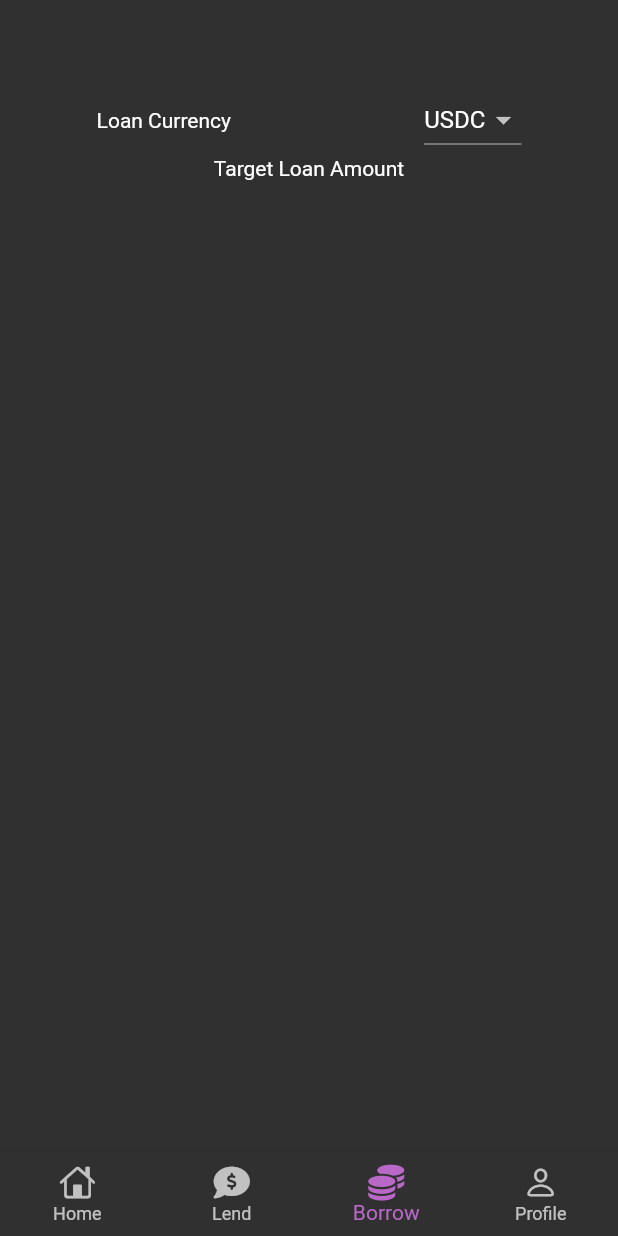
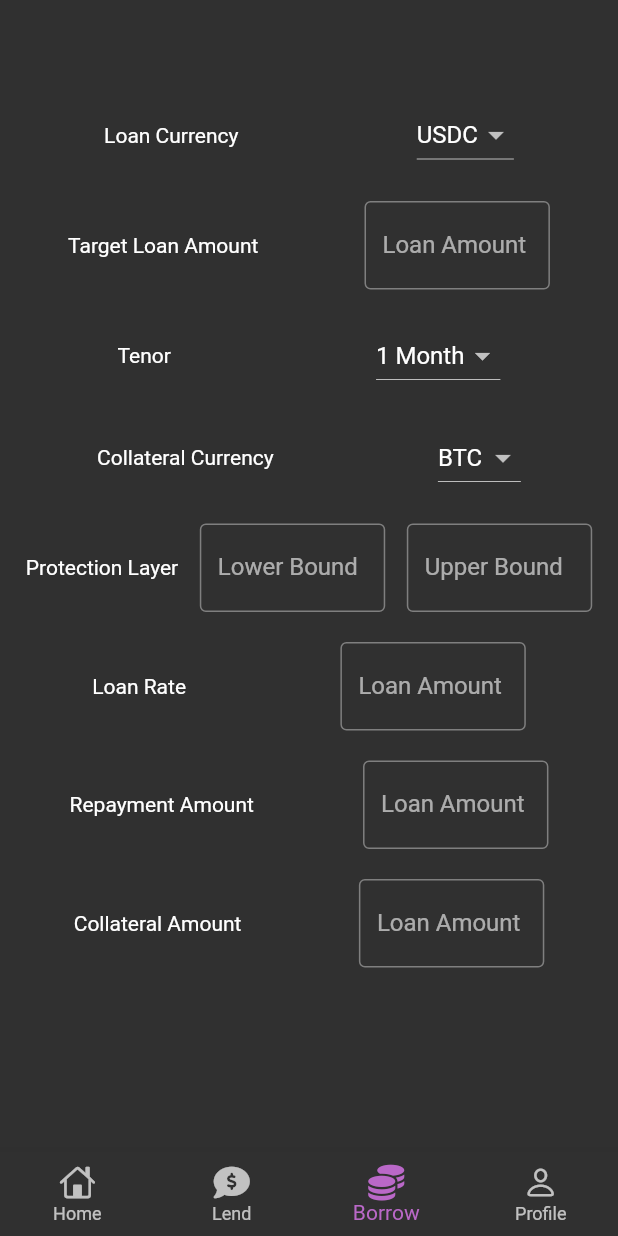
Before and after one commit to Tabasco-DeFi/Cover.fi-IOS-Android, a Flutter app: the screen it shows after launch, item 3 of the bottom bar chosen, on a phone screen of 412 x 824 dp. Run offline on Flutter 3.47's test engine with Material 2 defaults, Android fonts, the phone set to English and light mode, and no system bars; our stand-ins replace font_awesome_flutter, get.

Commit message:
Completed initial layout for borrow page

```diff
--- a/lib/View/borrow_page.dart
+++ b/lib/View/borrow_page.dart
@@ -12,6 +12,8 @@ class BorrowPage extends StatefulWidget {
 class _BorrowPageState extends State<BorrowPage> {
   final stateController = Get.find<BorrowStateController>();
   final List<String> _currencies = ["USDC", "USDT", "DAI"];
+  final List<String> _tenors = ["1 Month", "3 Month", "6 Month"];
+  final List<String> _collateralCurrency = ["BTC", "ETH", "SOL", "BNB"];
 
   // @override
   // void dispose() {
@@ -23,7 +25,9 @@ class _BorrowPageState extends State<BorrowPage> {
   Widget build(BuildContext context) {
     return Column(
       children: <Widget>[
-        Row(
+        Padding(
+          padding: EdgeInsets.all(10),
+          child: Row(
             mainAxisAlignment: MainAxisAlignment.spaceAround,
             children: <Widget>[
               const Text("Loan Currency"),
@@ -37,28 +41,174 @@ class _BorrowPageState extends State<BorrowPage> {
               ),
             ],
           ),
-        Row(
+        ),
+        Padding(
+          padding: EdgeInsets.all(10),
+          child: Row(
             mainAxisAlignment: MainAxisAlignment.spaceAround,
             children: <Widget>[
               const Text("Target Loan Amount"),
-            // Flexible(
-            //   child: SizedBox(
-            //     width: MediaQuery.of(context).size.height * 0.15,
-            //     child: TextField(
-            //       obscureText: true,
-            //       decoration: const InputDecoration(
-            //         border: OutlineInputBorder(),
-            //         labelText: "Loan Amount"
-            //       ),
-            //       controller: stateController.textEditingController.value,
-            //       onSubmitted: (String value){
-            //         print(value);
-            //       },
-            //     ),
-            //   ),
-            // )
+              Flexible(
+                child: SizedBox(
+                  width: MediaQuery.of(context).size.height * 0.15,
+                  child: TextField(
+                    // obscureText: true,
+                    decoration: const InputDecoration(
+                      border: OutlineInputBorder(),
+                      labelText: "Loan Amount"
+                    ),
+                    controller: stateController.textEditingController.value,
+                    onSubmitted: (String value){},
+                  ),
+                ),
+              )
             ],
+          ),
+        ),
+        Padding(
+          padding: EdgeInsets.all(10),
+          child: Row(
+            mainAxisAlignment: MainAxisAlignment.spaceAround,
+            children: <Widget>[
+              const Text("Tenor"),
+              DropdownButton<String>(
+                onChanged: (String? value) {},
+                value: _tenors[0],
+                items: _tenors.map((String currency) {
+                  return DropdownMenuItem<String>(
+                      value: currency, child: Text(currency));
+                }).toList(),
+              ),
+            ],
+          ),
+        ),
+        Padding(
+          padding: EdgeInsets.all(10),
+          child: Row(
+            mainAxisAlignment: MainAxisAlignment.spaceAround,
+            children: <Widget>[
+              const Text("Collateral Currency"),
+              DropdownButton<String>(
+                focusColor: Colors.purple[300],
+                onChanged: (String? value) {},
+                value: _collateralCurrency[0],
+                items: _collateralCurrency.map((String currency) {
+                  return DropdownMenuItem<String>(
+                      value: currency,
+                      child: Text(currency)
+                  );
+                }).toList(),
+              ),
+            ],
+          ),
+        ),
+        Padding(
+          padding: EdgeInsets.all(10),
+          child: Row(
+            mainAxisAlignment: MainAxisAlignment.spaceAround,
+            children: <Widget>[
+              const Text("Protection Layer"),
+              Flexible(
+                child: SizedBox(
+                  width: MediaQuery.of(context).size.height * 0.15,
+                  child: TextField(
+                    // obscureText: true,
+                    decoration: const InputDecoration(
+                        border: OutlineInputBorder(),
+                        labelText: "Lower Bound"
+                    ),
+                    controller: stateController.textEditingController.value,
+                    onSubmitted: (String value){},
+                  ),
+                ),
+              ),
+              Flexible(
+                child: SizedBox(
+                  width: MediaQuery.of(context).size.height * 0.15,
+                  child: TextField(
+                    // obscureText: true,
+                    decoration: const InputDecoration(
+                        border: OutlineInputBorder(),
+                        labelText: "Upper Bound"
+                    ),
+                    controller: stateController.textEditingController.value,
+                    onSubmitted: (String value){},
+                  ),
+                ),
+              ),
+            ],
+          ),
+        ),
+        Padding(
+          padding: EdgeInsets.all(10),
+          child: Row(
+            mainAxisAlignment: MainAxisAlignment.spaceAround,
+            children: <Widget>[
+              const Text("Loan Rate"),
+              Flexible(
+                child: SizedBox(
+                  width: MediaQuery.of(context).size.height * 0.15,
+                  child: TextField(
+                    // obscureText: true,
+                    decoration: const InputDecoration(
+                        border: OutlineInputBorder(),
+                        labelText: "Loan Amount"
+                    ),
+                    controller: stateController.textEditingController.value,
+                    onSubmitted: (String value){},
+                  ),
+                ),
               )
+            ],
+          ),
+        ),
+        Padding(
+          padding: EdgeInsets.all(10),
+          child: Row(
+            mainAxisAlignment: MainAxisAlignment.spaceAround,
+            children: <Widget>[
+              const Text("Repayment Amount"),
+              Flexible(
+                child: SizedBox(
+                  width: MediaQuery.of(context).size.height * 0.15,
+                  child: TextField(
+                    // obscureText: true,
+                    decoration: const InputDecoration(
+                        border: OutlineInputBorder(),
+                        labelText: "Loan Amount"
+                    ),
+                    controller: stateController.textEditingController.value,
+                    onSubmitted: (String value){},
+                  ),
+                ),
+              )
+            ],
+          ),
+        ),
+        Padding(
+          padding: EdgeInsets.all(10),
+          child: Row(
+            mainAxisAlignment: MainAxisAlignment.spaceAround,
+            children: <Widget>[
+              const Text("Collateral Amount"),
+              Flexible(
+                child: SizedBox(
+                  width: MediaQuery.of(context).size.height * 0.15,
+                  child: TextField(
+                    // obscureText: true,
+                    decoration: const InputDecoration(
+                        border: OutlineInputBorder(),
+                        labelText: "Loan Amount"
+                    ),
+                    controller: stateController.textEditingController.value,
+                    onSubmitted: (String value){},
+                  ),
+                ),
+              )
+            ],
+          ),
+        ),
+
       ],
     );
   }
```
Lines whose indentation alone changed are shown as unchanged.
